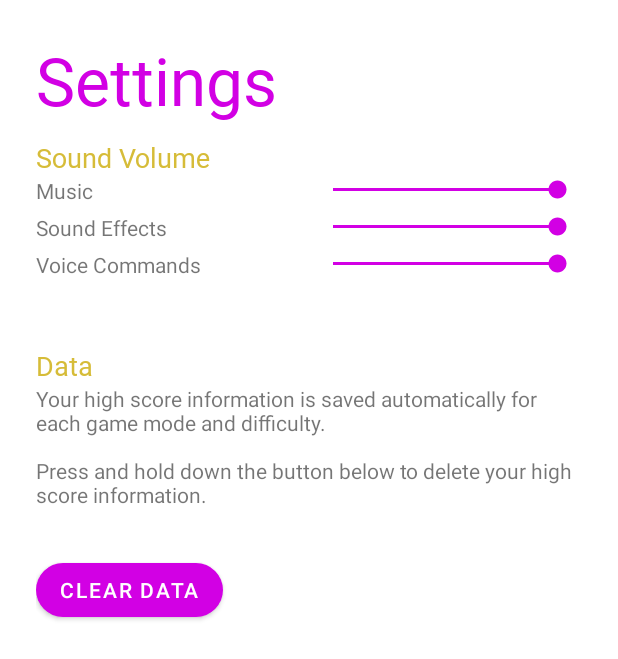
After one commit to fredy20501/reflex-revolution, an Android app: the SettingsActivity screen opened directly, with no data from a screen before it, on a phone screen of 412 x 824 dp. The commit adds this screen. Shown: the top 659 px of the screen. Run offline under Robolectric (Android 15) with nearby library versions, the phone set to English and light mode, and no system bars; Roboto replaces fonts that are not available here.

Commit message:
Create settings page

```diff
--- a/app/src/main/AndroidManifest.xml
+++ b/app/src/main/AndroidManifest.xml
@@ -21,19 +21,21 @@
         android:supportsRtl="true"
         android:theme="@style/Theme.ReflexRevolution">
         <activity
-            android:name=".activities.GameSettingsActivity"
-            android:exported="false" />
-        <activity
             android:name=".activities.MainActivity"
             android:exported="true"
             android:screenOrientation="portrait"
             tools:ignore="LockedOrientationActivity">
             <intent-filter>
                 <action android:name="android.intent.action.MAIN" />
-
                 <category android:name="android.intent.category.LAUNCHER" />
             </intent-filter>
         </activity>
+        <activity
+            android:name=".activities.GameSettingsActivity"
+            android:exported="false" />
+        <activity
+            android:name=".activities.SettingsActivity"
+            android:exported="false" />
         <activity
             android:name=".activities.GameActivity"
             android:screenOrientation="behind" />
--- a/app/src/main/java/ca/unb/mobiledev/reflexrevolution/activities/MainActivity.java
+++ b/app/src/main/java/ca/unb/mobiledev/reflexrevolution/activities/MainActivity.java
@@ -26,5 +26,23 @@ public class MainActivity extends AppCompatActivity {
             Intent intent = new Intent(MainActivity.this, GameSettingsActivity.class);
             startActivity(intent);
         });
+
+//        Button howToPlayButton = findViewById(R.id.howToPlayButton);
+//        howToPlayButton.setOnClickListener(v -> {
+//            // Prevent double-clicking
+//            if (SystemClock.elapsedRealtime() - lastClickTime < 500) return;
+//            lastClickTime = SystemClock.elapsedRealtime();
+//            Intent intent = new Intent(MainActivity.this, HowToPlayActivity.class);
+//            startActivity(intent);
+//        });
+
+        Button settingsButton = findViewById(R.id.settingsButton);
+        settingsButton.setOnClickListener(v -> {
+            // Prevent double-clicking
+            if (SystemClock.elapsedRealtime() - lastClickTime < 500) return;
+            lastClickTime = SystemClock.elapsedRealtime();
+            Intent intent = new Intent(MainActivity.this, SettingsActivity.class);
+            startActivity(intent);
+        });
     }
 }
--- /dev/null
+++ b/app/src/main/java/ca/unb/mobiledev/reflexrevolution/activities/SettingsActivity.java
@@ -0,0 +1,77 @@
+package ca.unb.mobiledev.reflexrevolution.activities;
+
+import android.os.Bundle;
+import android.util.Log;
+import android.widget.Button;
+import android.widget.SeekBar;
+import android.widget.Toast;
+
+import androidx.appcompat.app.AppCompatActivity;
+
+import ca.unb.mobiledev.reflexrevolution.R;
+
+public class SettingsActivity extends AppCompatActivity {
+
+    @Override
+    protected void onCreate(Bundle savedInstanceState) {
+        super.onCreate(savedInstanceState);
+        setContentView(R.layout.settings);
+
+        // Get volume sliders
+        SeekBar musicVolume = findViewById(R.id.musicVolume);
+        SeekBar sfxVolume = findViewById(R.id.sfxVolume);
+        SeekBar voiceVolume = findViewById(R.id.voiceVolume);
+
+        // Set the default values
+        // TODO: store the choice in shared preferences
+        musicVolume.setProgress(100);
+        sfxVolume.setProgress(100);
+        voiceVolume.setProgress(100);
+
+        // Set change listeners
+        musicVolume.setOnSeekBarChangeListener(new SeekBar.OnSeekBarChangeListener() {
+            @Override
+            public void onProgressChanged(SeekBar seekBar, int i, boolean b) {
+                // TODO: update music volume
+            }
+            @Override
+            public void onStartTrackingTouch(SeekBar seekBar) {}
+            @Override
+            public void onStopTrackingTouch(SeekBar seekBar) {
+                // TODO: play a sample of music
+            }
+        });
+        sfxVolume.setOnSeekBarChangeListener(new SeekBar.OnSeekBarChangeListener() {
+            @Override
+            public void onProgressChanged(SeekBar seekBar, int i, boolean b) {}
+            @Override
+            public void onStartTrackingTouch(SeekBar seekBar) {}
+            @Override
+            public void onStopTrackingTouch(SeekBar seekBar) {
+                // TODO: update sfx volume
+                // TODO: play a sample sound effect
+            }
+        });
+        voiceVolume.setOnSeekBarChangeListener(new SeekBar.OnSeekBarChangeListener() {
+            @Override
+            public void onProgressChanged(SeekBar seekBar, int i, boolean b) {}
+            @Override
+            public void onStartTrackingTouch(SeekBar seekBar) {}
+            @Override
+            public void onStopTrackingTouch(SeekBar seekBar) {
+                // TODO: update voice volume
+                // TODO: play a sample voice line
+            }
+        });
+
+        // Clear data button
+        Button clearDataButton = findViewById(R.id.clearDataButton);
+        clearDataButton.setOnLongClickListener(v -> {
+            // TODO: clear data
+
+            // Show feedback
+            Toast.makeText(this, "Data cleared!", Toast.LENGTH_SHORT).show();
+            return true;
+        });
+    }
+}
--- a/app/src/main/res/layout/main_menu.xml
+++ b/app/src/main/res/layout/main_menu.xml
@@ -53,6 +53,7 @@
                 tools:ignore="TextContrastCheck" />
 
             <Button
+                android:id="@+id/howToPlayButton"
                 android:layout_width="wrap_content"
                 android:layout_height="wrap_content"
                 android:text="@string/how_to_play"
@@ -60,6 +61,7 @@
                 tools:ignore="TextContrastCheck" />
 
             <Button
+                android:id="@+id/settingsButton"
                 android:layout_width="wrap_content"
                 android:layout_height="wrap_content"
                 android:text="@string/settings"
--- /dev/null
+++ b/app/src/main/res/layout/settings.xml
@@ -0,0 +1,134 @@
+<?xml version="1.0" encoding="utf-8"?>
+<androidx.constraintlayout.widget.ConstraintLayout xmlns:android="http://schemas.android.com/apk/res/android"
+    xmlns:app="http://schemas.android.com/apk/res-auto"
+    xmlns:tools="http://schemas.android.com/tools"
+    android:layout_width="match_parent"
+    android:layout_height="match_parent"
+    tools:context=".activities.GameSettingsActivity">
+
+    <LinearLayout
+        android:layout_width="0dp"
+        android:layout_height="0dp"
+        android:layout_marginStart="24dp"
+        android:layout_marginTop="24dp"
+        android:layout_marginEnd="24dp"
+        android:layout_marginBottom="24dp"
+        android:orientation="vertical"
+        app:layout_constraintBottom_toBottomOf="parent"
+        app:layout_constraintEnd_toEndOf="parent"
+        app:layout_constraintStart_toStartOf="parent"
+        app:layout_constraintTop_toTopOf="parent">
+
+        <TextView
+            style="@style/h1"
+            android:layout_width="match_parent"
+            android:layout_height="wrap_content"
+            android:text="@string/settings" />
+
+        <TextView
+            style="@style/h2"
+            android:layout_width="match_parent"
+            android:layout_height="wrap_content"
+            android:layout_marginTop="10dp"
+            android:text="@string/sound_volume"
+            tools:ignore="TextContrastCheck" />
+
+        <LinearLayout
+            android:layout_width="match_parent"
+            android:layout_height="wrap_content"
+            android:layout_marginBottom="5dp"
+            android:orientation="horizontal">
+
+            <TextView
+                android:layout_width="0dp"
+                android:layout_height="wrap_content"
+                android:layout_weight="1"
+                android:text="@string/music" />
+
+            <SeekBar
+                android:id="@+id/musicVolume"
+                style="@style/customSeekbar"
+                android:layout_width="wrap_content"
+                android:layout_height="wrap_content"
+                android:minWidth="150dp"
+                android:progress="100" />
+
+        </LinearLayout>
+
+        <LinearLayout
+            android:layout_width="match_parent"
+            android:layout_height="wrap_content"
+            android:layout_marginBottom="5dp"
+            android:orientation="horizontal">
+
+            <TextView
+                android:layout_width="0dp"
+                android:layout_height="wrap_content"
+                android:layout_weight="1"
+                android:text="@string/sound_effects" />
+
+            <SeekBar
+                android:id="@+id/sfxVolume"
+                style="@style/customSeekbar"
+                android:layout_width="wrap_content"
+                android:layout_height="wrap_content"
+                android:minWidth="150dp"
+                android:progress="100" />
+
+        </LinearLayout>
+
+        <LinearLayout
+            android:layout_width="match_parent"
+            android:layout_height="wrap_content"
+            android:layout_marginBottom="5dp"
+            android:orientation="horizontal">
+
+            <TextView
+                android:layout_width="0dp"
+                android:layout_height="wrap_content"
+                android:layout_weight="1"
+                android:text="@string/voice_commands" />
+
+            <SeekBar
+                android:id="@+id/voiceVolume"
+                style="@style/customSeekbar"
+                android:layout_width="wrap_content"
+                android:layout_height="wrap_content"
+                android:minWidth="150dp"
+                android:progress="100" />
+
+        </LinearLayout>
+
+        <Space
+            style="@style/spacer"
+            android:layout_width="match_parent"
+            android:layout_height="wrap_content" />
+
+        <TextView
+            style="@style/h2"
+            android:layout_width="match_parent"
+            android:layout_height="wrap_content"
+            android:text="@string/data"
+            tools:ignore="TextContrastCheck" />
+
+        <TextView
+            android:layout_width="match_parent"
+            android:layout_height="wrap_content"
+            android:text="@string/description_data_clear" />
+
+        <Space
+            style="@style/spacer"
+            android:layout_width="match_parent"
+            android:layout_height="wrap_content" />
+
+        <Button
+            android:id="@+id/clearDataButton"
+            android:layout_width="wrap_content"
+            android:layout_height="wrap_content"
+            android:text="@string/clear_data"
+            app:cornerRadius="@dimen/defaultCornerRadius"
+            tools:ignore="TextContrastCheck" />
+
+    </LinearLayout>
+
+</androidx.constraintlayout.widget.ConstraintLayout>
--- a/app/src/main/res/values/strings.xml
+++ b/app/src/main/res/values/strings.xml
@@ -39,4 +39,11 @@
     <string name="paused">PAUSED</string>
     <string name="tap_to_resume">TAP TO RESUME</string>
     <string name="custom">Custom</string>
+    <string name="description_data_clear">Your high score information is saved automatically for each game mode and difficulty.\n\nPress and hold down the button below to delete your high score information.</string>
+    <string name="sound_volume">Sound Volume</string>
+    <string name="data">Data</string>
+    <string name="music">Music</string>
+    <string name="voice_commands">Voice Commands</string>
+    <string name="sound_effects">Sound Effects</string>
+    <string name="clear_data">Clear Data</string>
 </resources>
--- a/app/src/main/res/values/styles.xml
+++ b/app/src/main/res/values/styles.xml
@@ -16,6 +16,12 @@
         <item name="chipStrokeColor">@color/magenta_light</item>
         <item name="chipStrokeWidth">2dp</item>
         <item name="closeIconVisible">false</item>
+    </style>
+
+<!--    Seek Bar-->
+    <style name="customSeekbar" parent="Widget.AppCompat.SeekBar">
+        <item name="android:progressTint">@color/magenta_light</item>
+        <item name="android:thumbTint">@color/magenta_light</item>
     </style>
 
 <!--    Labels-->
```
